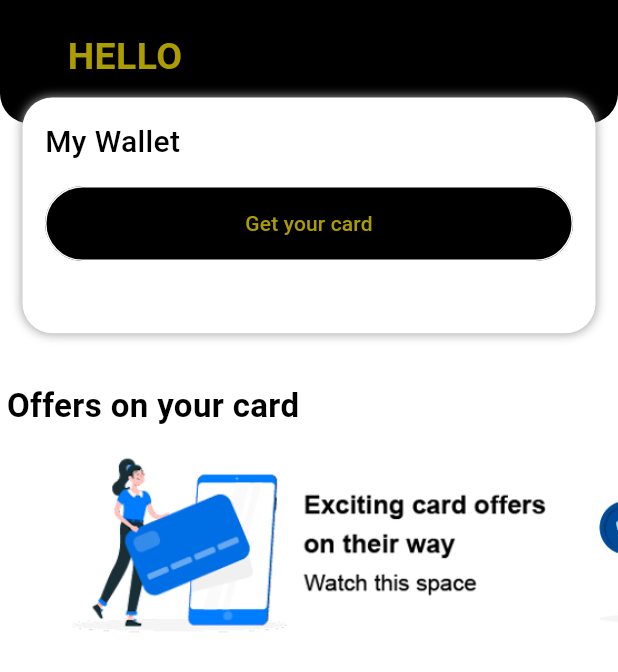
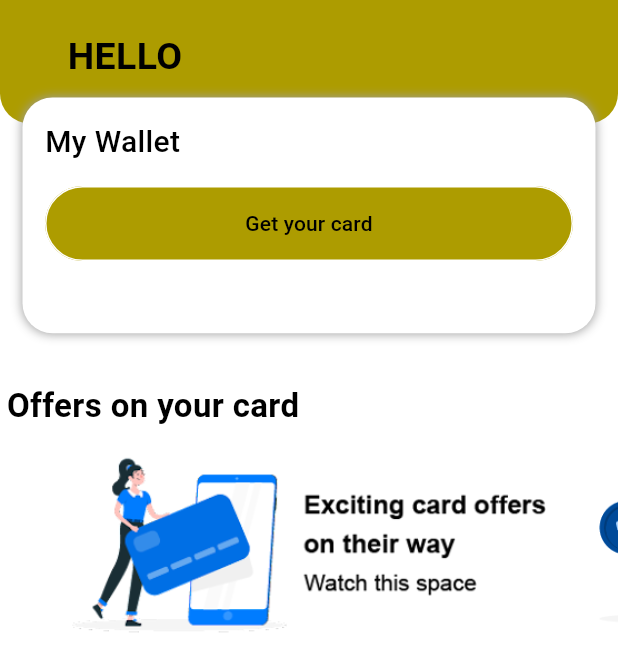
Before and after one commit to cocoalabspvtltd/prezentycard, a Flutter app: the HomeScreen screen opened directly, on a phone screen of 412 x 824 dp. Shown: the top 672 px of the screen. Run offline on Flutter 3.47's test engine with Material 3 defaults, Android fonts, the phone set to English and light mode, and no system bars; drawn by our look-alikes of carousel_slider; our stand-ins replace badges, cached_network_image, dio, expansion_tile_card, flutter_widget_from_html, fluttertoast and 3 more; accounts and stored records are empty; network calls fail.

Commit message:
color change and logo

```diff
--- a/lib/network/app_dialouges.dart
+++ b/lib/network/app_dialouges.dart
@@ -74,7 +74,7 @@ class AppDialogs {
                                 ),
                                 Center(
                                   child: Image.asset(
-                                    'assets/images/ic_logo.png',
+                                    'asset/image/ic_logo.png',
                                     height: 36,
                                     width: 36,
                                   ),
--- a/lib/util/app_helper.dart
+++ b/lib/util/app_helper.dart
@@ -28,7 +28,7 @@ String termsAndConditionsCardUrl =
 String termsAndConditionsUrl = "https://prezenty.in/Terms_of_use.pdf";
 String privacyPolicyUrl = "https://prezenty.in/privacy_Policy.pdf";
 
-MaterialColor primaryColor = MaterialColor(int.parse("0xff000000"), {
+MaterialColor primaryColor = MaterialColor(int.parse("0xffad9c00"), {
   50: Color(0xfffde5f0),
   100: Color(0xfffabdd9),
   200: Color(0xfff991c0),
@@ -41,7 +41,7 @@ MaterialColor primaryColor = MaterialColor(int.parse("0xff000000"), {
   900: Color(0xff940062),
 });
 
-MaterialColor secondaryColor = MaterialColor(int.parse("0xffad9c00"), {
+MaterialColor secondaryColor = MaterialColor(int.parse("0xff000000"), {
   50: Color(0xffe5e6f2),
   100: Color(0xffbebfde),
   200: Color(0xff9396c7),
```
Also changed, not shown: asset/image/ic_logo.png (added), 5 other files.
